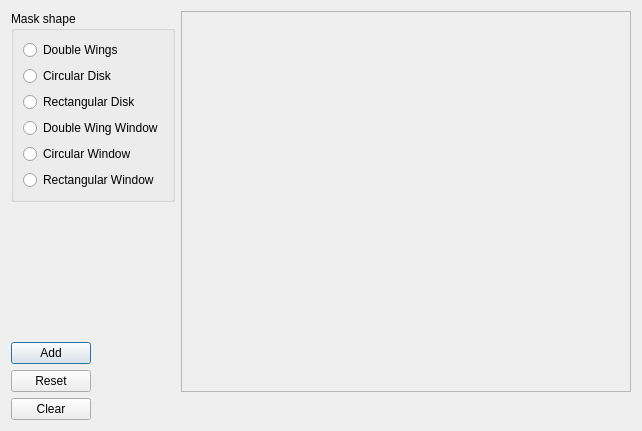
SasView/sasview, file src/sas/qtgui/Plotting/UI/MaskEditorUI.ui: the form before one commit.
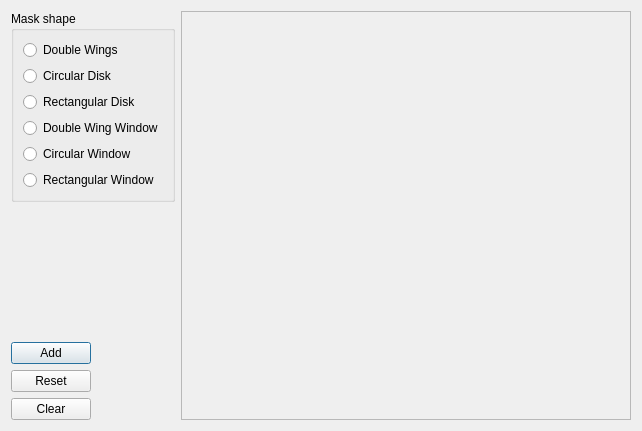
The form after the commit. Icons and pictures are not drawn.

```diff
--- a/src/sas/qtgui/Plotting/UI/MaskEditorUI.ui
+++ b/src/sas/qtgui/Plotting/UI/MaskEditorUI.ui
@@ -69,19 +69,6 @@
      </layout>
     </widget>
    </item>
-   <item row="0" column="1" rowspan="4">
-    <widget class="QFrame" name="frame">
-     <property name="frameShape">
-      <enum>QFrame::StyledPanel</enum>
-     </property>
-     <property name="frameShadow">
-      <enum>QFrame::Raised</enum>
-     </property>
-     <property name="lineWidth">
-      <number>2</number>
-     </property>
-    </widget>
-   </item>
    <item row="1" column="0">
     <spacer name="verticalSpacer">
      <property name="orientation">
@@ -134,6 +121,19 @@
      </property>
     </widget>
    </item>
+   <item row="0" column="1" rowspan="5">
+    <widget class="QFrame" name="frame">
+     <property name="frameShape">
+      <enum>QFrame::StyledPanel</enum>
+     </property>
+     <property name="frameShadow">
+      <enum>QFrame::Raised</enum>
+     </property>
+     <property name="lineWidth">
+      <number>2</number>
+     </property>
+    </widget>
+   </item>
   </layout>
  </widget>
  <resources/>
```
Left out of the diff: 6 changed lines with no effect on the pictures.
